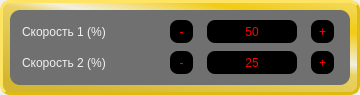
Qt form interfaces/engine.ui (ZalmanHack/Elevator) before a commit.
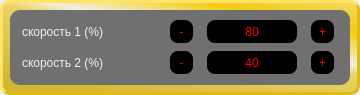
The same form after that commit.

Diff of the .ui file:
```diff
--- a/interfaces/engine.ui
+++ b/interfaces/engine.ui
@@ -124,7 +124,7 @@
 	color: rgb(240, 240, 240);</string>
            </property>
            <property name="text">
-            <string>Скорость 1 (%)</string>
+            <string>скорость 1 (%)</string>
            </property>
           </widget>
          </item>
@@ -185,7 +185,7 @@
 }</string>
            </property>
            <property name="text">
-            <string>50</string>
+            <string>80</string>
            </property>
            <property name="alignment">
             <set>Qt::AlignCenter</set>
@@ -245,7 +245,7 @@
 	color: rgb(240, 240, 240);</string>
            </property>
            <property name="text">
-            <string>Скорость 2 (%)</string>
+            <string>скорость 2 (%)</string>
            </property>
           </widget>
          </item>
@@ -306,7 +306,7 @@
 }</string>
            </property>
            <property name="text">
-            <string>25</string>
+            <string>40</string>
            </property>
            <property name="alignment">
             <set>Qt::AlignCenter</set>
```
